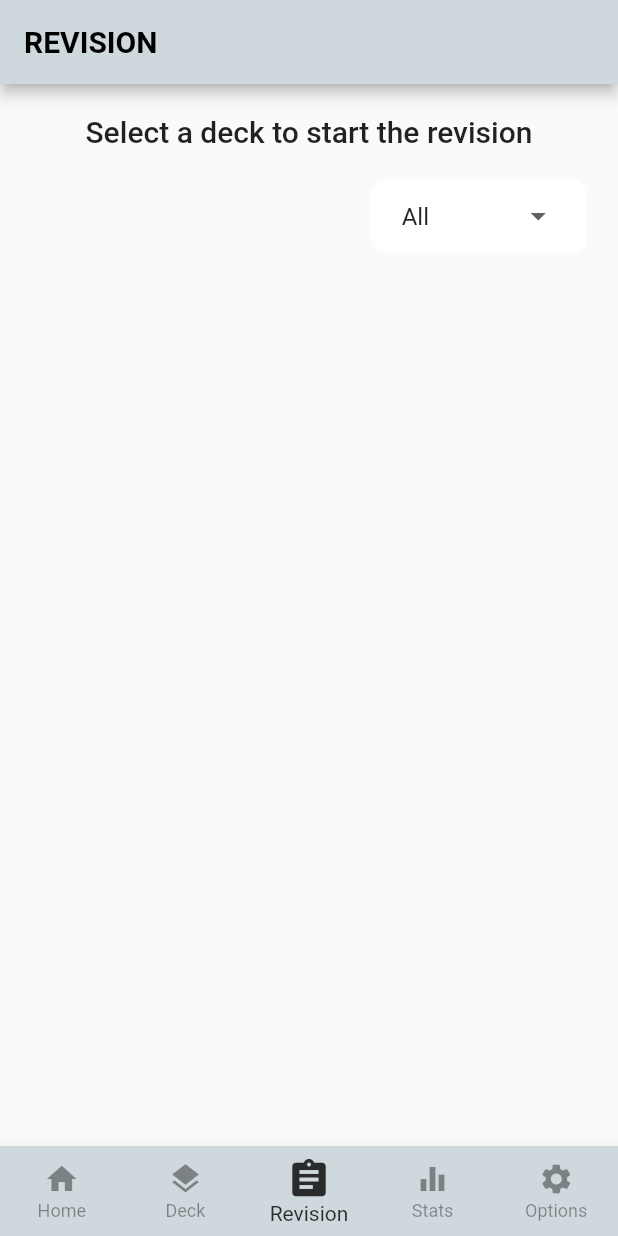
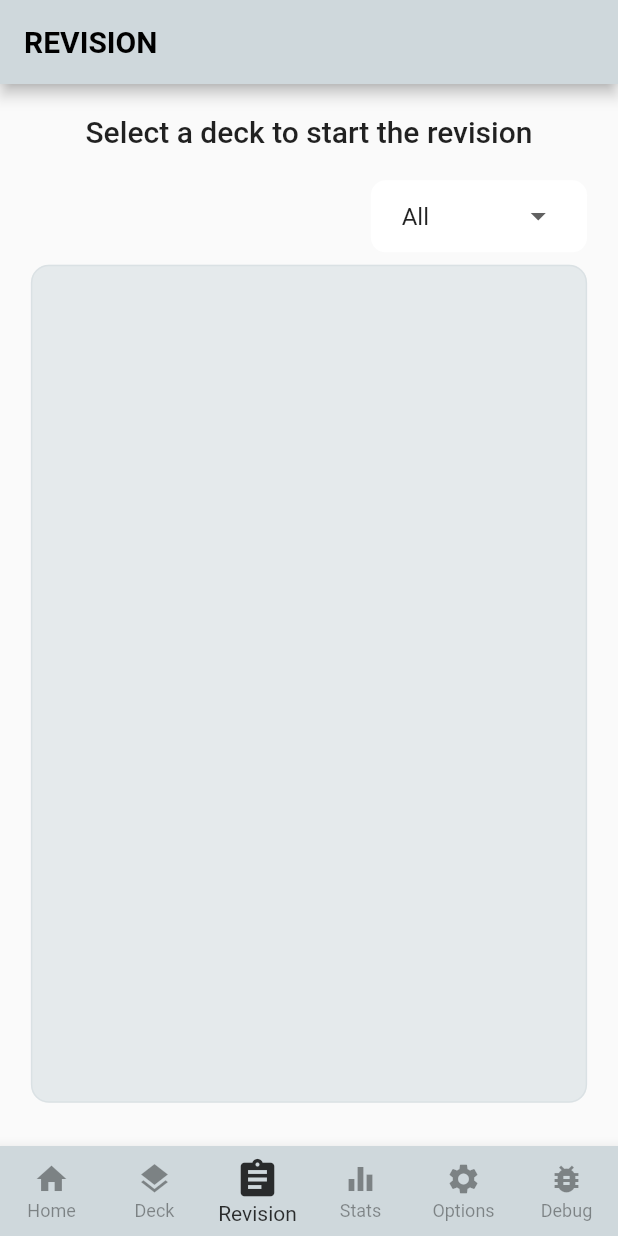
Before and after one commit to ztcjoe93/studybuddy, a Flutter app: the screen it shows after launch, item 3 of the bottom bar chosen, on a phone screen of 412 x 824 dp. Run offline on Flutter 3.47's test engine with Material 2 defaults, Android fonts, the phone set to English and light mode, and no system bars; our stand-ins replace carousel_slider, charts_flutter, flutter_bounce, shared_preferences, sqflite; accounts and stored records are empty.

Commit message:
revamp listviews

```diff
--- a/lib/Deck/DeckManagement.dart
+++ b/lib/Deck/DeckManagement.dart
@@ -196,6 +196,12 @@ class _DeckManagementState extends State<DeckManagement> {
                         child: ListView.builder(
                           controller: _scrollController,
                           itemBuilder: (BuildContext context, int index) => Card(
+                            margin: EdgeInsets.only(
+                              top: 5.0,
+                              bottom: 5.0,
+                              left: 5.0,
+                              right: 15.0,
+                            ),
                             child: ListTile(
                               onTap: () async {
                                 _filter = 'All';
--- a/lib/Revision/Revision.dart
+++ b/lib/Revision/Revision.dart
@@ -75,6 +75,15 @@ class _RevisionState extends State<Revision> {
               padding: EdgeInsets.symmetric(
                   vertical: MediaQuery.of(context).size.height * 0.01,
               ),
+              child: Container(
+                decoration: BoxDecoration(
+                  border: Border.all(
+                    color: const Color(0x7Acfd8dc),
+                    width: 1,
+                  ),
+                  borderRadius: BorderRadius.circular(12),
+                  color: const Color(0x7Acfd8dc),
+                ),
                 child: Consumer<DecksState>(
                     builder: (context, provider, child) {
                       List<Deck> availableDecks = [];
@@ -100,11 +109,21 @@ class _RevisionState extends State<Revision> {
                           itemCount: availableDecks.length,
                           itemBuilder: (BuildContext context, int index) =>
                             Padding(
-                            padding: const EdgeInsets.only(bottom: 8.0),
+                              padding: const EdgeInsets.only(
+                                top: 5.0,
+                                left: 5.0,
+                                bottom: 8.0,
+                                right: 15.0,
+                              ),
                               child: OpenContainer(
                                 closedBuilder: (context, action){
                                   return ListTile(
-                                  title: Text("${availableDecks[index].name}"),
+                                    title: Text(
+                                      "${availableDecks[index].name}",
+                                      style: TextStyle(
+                                        fontWeight: FontWeight.bold,
+                                      ),
+                                    ),
                                     subtitle: Text("${availableDecks[index].tag}"),
                                   );
                                 },
@@ -113,21 +132,9 @@ class _RevisionState extends State<Revision> {
                                 },
                               ),
                             ),
-                          /*
-                          Card(
-                            child: ListTile(
-                              onTap: () => Navigator.of(context).push(
-                                PageRouteBuilder(
-                                  pageBuilder: (_,__,___) => RevisionSession(availableDecks[index]),
-                                  transitionDuration: Duration(seconds: 0),
-                                )
-                              ),
-                              title: Text("${availableDecks[index].name}"),
-                              subtitle: Text("${availableDecks[index].tag}"),
-                            ),
-                                 */
                           ),
                         );}
+                      ),
               ),
             )
             ),
--- a/lib/main.dart
+++ b/lib/main.dart
@@ -6,6 +6,7 @@ import 'package:studybuddy/Providers/OverallState.dart';
 import 'package:studybuddy/Providers/ResultsState.dart';
 
 import 'Database.dart';
+import 'Debug.dart';
 import 'Deck/DeckManagement.dart';
 import 'HomePage.dart';
 import 'LDTheme.dart';
@@ -38,7 +39,7 @@ class _MainAppState extends State<MainApp> with SingleTickerProviderStateMixin {
 
   List<String> categories = [
     "HOME", "DECK MANAGEMENT", "REVISION",
-    "STATISTICS", "OPTIONS",
+    "STATISTICS", "OPTIONS", "DEBUG",
   ];
 
   initializeAll() async{
@@ -95,6 +96,7 @@ class _MainAppState extends State<MainApp> with SingleTickerProviderStateMixin {
                 Revision(),
                 Stats(state: Provider.of<OverallState>(context, listen: true).deckChange),
                 Options(),
+                Debug(),
               ],
               index: _selectedIdx,
             ),
@@ -119,6 +121,10 @@ class _MainAppState extends State<MainApp> with SingleTickerProviderStateMixin {
                 BottomNavigationBarItem(
                   icon: Icon(Icons.settings),
                   label: "Options",
+                ),
+                BottomNavigationBarItem(
+                  icon: Icon(Icons.bug_report),
+                  label: "Debug",
                 ),
               ],
               currentIndex: _selectedIdx,
```
Also changed, not shown: lib/Deck/AddCard.dart (+1 -11 lines), lib/Deck/AddDeck.dart (+5 -5 lines), lib/Deck/CardsManagement.dart (+24 -7 lines), lib/Stats/Stats.dart (+19 -4 lines). Lines whose indentation alone changed are shown as unchanged.
